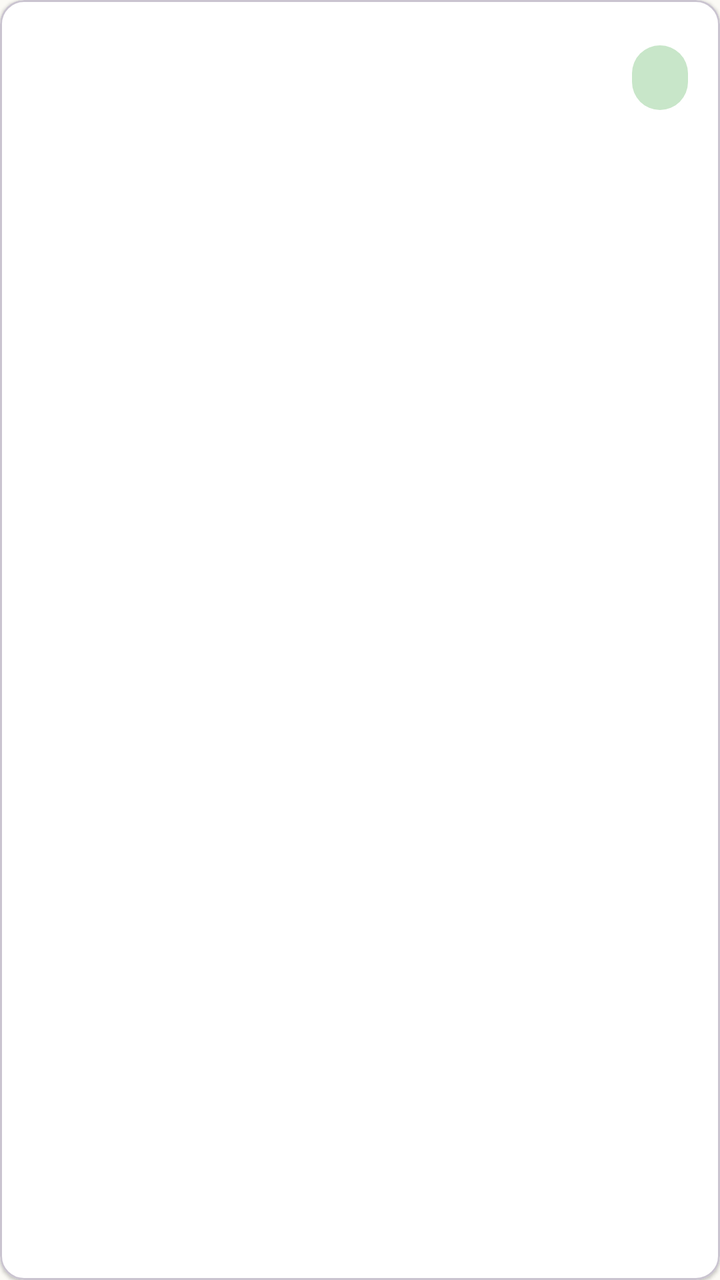
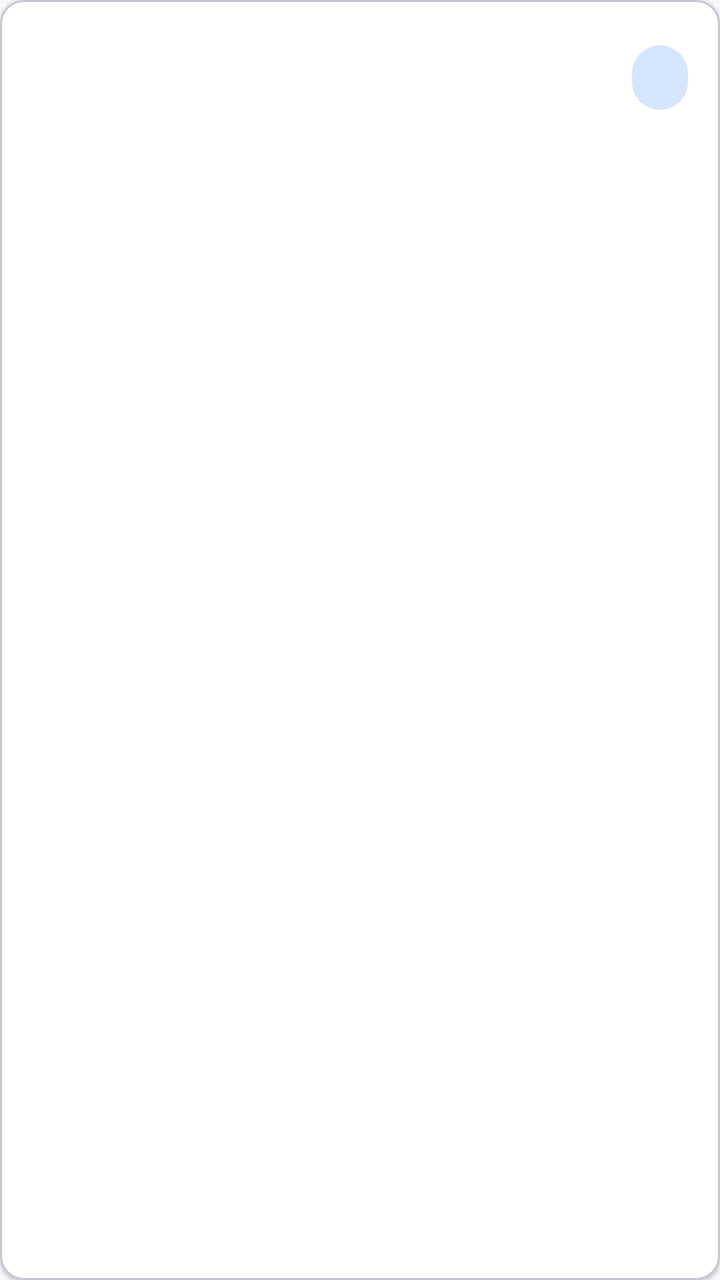

Two renders of the same Android screen: before a commit and after it. Below are the layout's source before the change and the commit's diff.
<!-- AndroidManifest.xml: application theme Theme.SmartPantryManager -->
<!-- res/layout/item_pantry.xml -->
<?xml version="1.0" encoding="utf-8"?>
<com.google.android.material.card.MaterialCardView
    xmlns:android="http://schemas.android.com/apk/res/android"
    xmlns:app="http://schemas.android.com/apk/res-auto"
    android:layout_width="match_parent"
    android:layout_height="wrap_content"
    android:layout_marginHorizontal="12dp"
    android:layout_marginVertical="5dp"
    android:clickable="true"
    android:focusable="true"
    app:cardBackgroundColor="@color/white"
    app:cardCornerRadius="12dp"
    app:cardElevation="1dp">

    <LinearLayout
        android:layout_width="match_parent"
        android:layout_height="wrap_content"
        android:gravity="center_vertical"
        android:orientation="horizontal"
        android:padding="16dp">

        <LinearLayout
            android:layout_width="0dp"
            android:layout_height="wrap_content"
            android:layout_weight="1"
            android:orientation="vertical">

            <TextView
                android:id="@+id/tv_name"
                android:layout_width="wrap_content"
                android:layout_height="wrap_content"
                android:textColor="@color/text_dark"
                android:textSize="18sp"
                android:textStyle="bold" />

            <TextView
                android:id="@+id/tv_expiry"
                android:layout_width="wrap_content"
                android:layout_height="wrap_content"
                android:layout_marginTop="4dp"
                android:textSize="13sp" />
        </LinearLayout>

        <TextView
            android:id="@+id/tv_quantity"
            android:layout_width="wrap_content"
            android:layout_height="wrap_content"
            android:background="@drawable/bg_quantity_pill"
            android:paddingHorizontal="14dp"
            android:paddingVertical="6dp"
            android:textColor="@color/on_green_container"
            android:textSize="15sp"
            android:textStyle="bold" />
    </LinearLayout>
</com.google.android.material.card.MaterialCardView>
<!-- resources referenced by this layout -->
<resources>
  <color name="on_green_container">#0B3D12</color>
  <color name="text_dark">#1C1B1F</color>
  <color name="white">#FFFFFFFF</color>
  <!-- drawable bg_quantity_pill (drawable) -->
  <?xml version="1.0" encoding="utf-8"?>
  <shape xmlns:android="http://schemas.android.com/apk/res/android"
      android:shape="rectangle">
      <solid android:color="@color/green_container" />
      <corners android:radius="16dp" />
  </shape>
  <style name="Theme.SmartPantryManager" parent="Theme.Material3.Light.NoActionBar">
          <item name="colorPrimary">@color/pantry_green</item>
          <item name="colorOnPrimary">@color/white</item>
          <item name="colorPrimaryContainer">@color/green_container</item>
          <item name="colorOnPrimaryContainer">@color/on_green_container</item>
          <item name="colorSecondary">@color/accent_orange</item>
          <item name="colorOnSecondary">@color/white</item>
          <item name="colorSecondaryContainer">@color/green_container</item>
          <item name="colorOnSecondaryContainer">@color/on_green_container</item>
          <item name="android:colorBackground">@color/surface_cream</item>
          <item name="colorSurface">@color/surface_cream</item>
          <item name="colorOnSurface">@color/text_dark</item>
          <item name="colorError">@color/error_red</item>
  
          
          <item name="android:windowLightStatusBar">false</item>
      </style>
  <color name="green_container">#C8E6C9</color>
  <color name="pantry_green">#2E7D32</color>
  <color name="accent_orange">#EF6C00</color>
  <color name="surface_cream">#FBFAF5</color>
  <color name="error_red">#B3261E</color>
</resources>

<!-- the commit's change to res/layout/item_pantry.xml (unified diff, before → after) -->
@@ -48,7 +48,7 @@
             android:background="@drawable/bg_quantity_pill"
             android:paddingHorizontal="14dp"
             android:paddingVertical="6dp"
-            android:textColor="@color/on_green_container"
+            android:textColor="@color/on_blue_container"
             android:textSize="15sp"
             android:textStyle="bold" />
     </LinearLayout>
<!-- resource entries referenced after the edit -->
@@ -1,36 +1,36 @@
 <!-- resources referenced by this layout -->
 <resources>
-  <color name="on_green_container">#0B3D12</color>
+  <color name="on_blue_container">#0A2A5E</color>
   <color name="text_dark">#1C1B1F</color>
   <color name="white">#FFFFFFFF</color>
   <!-- drawable bg_quantity_pill (drawable) -->
   <?xml version="1.0" encoding="utf-8"?>
   <shape xmlns:android="http://schemas.android.com/apk/res/android"
       android:shape="rectangle">
-      <solid android:color="@color/green_container" />
+      <solid android:color="@color/blue_container" />
       <corners android:radius="16dp" />
   </shape>
   <style name="Theme.SmartPantryManager" parent="Theme.Material3.Light.NoActionBar">
-          <item name="colorPrimary">@color/pantry_green</item>
+          <item name="colorPrimary">@color/primary_blue</item>
           <item name="colorOnPrimary">@color/white</item>
-          <item name="colorPrimaryContainer">@color/green_container</item>
-          <item name="colorOnPrimaryContainer">@color/on_green_container</item>
+          <item name="colorPrimaryContainer">@color/blue_container</item>
+          <item name="colorOnPrimaryContainer">@color/on_blue_container</item>
           <item name="colorSecondary">@color/accent_orange</item>
           <item name="colorOnSecondary">@color/white</item>
-          <item name="colorSecondaryContainer">@color/green_container</item>
-          <item name="colorOnSecondaryContainer">@color/on_green_container</item>
-          <item name="android:colorBackground">@color/surface_cream</item>
-          <item name="colorSurface">@color/surface_cream</item>
+          <item name="colorSecondaryContainer">@color/blue_container</item>
+          <item name="colorOnSecondaryContainer">@color/on_blue_container</item>
+          <item name="android:colorBackground">@color/surface_light</item>
+          <item name="colorSurface">@color/surface_light</item>
           <item name="colorOnSurface">@color/text_dark</item>
           <item name="colorError">@color/error_red</item>
   
           
           <item name="android:windowLightStatusBar">false</item>
       </style>
-  <color name="green_container">#C8E6C9</color>
-  <color name="pantry_green">#2E7D32</color>
+  <color name="blue_container">#D6E6FF</color>
+  <color name="primary_blue">#1565C0</color>
   <color name="accent_orange">#EF6C00</color>
-  <color name="surface_cream">#FBFAF5</color>
+  <color name="surface_light">#F6F8FC</color>
   <color name="error_red">#B3261E</color>
 </resources>
 
